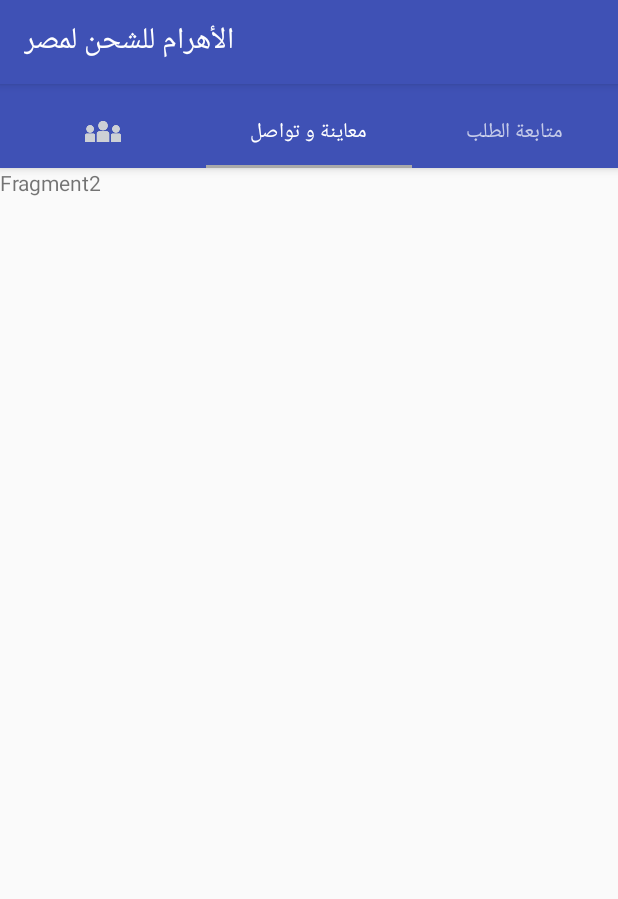
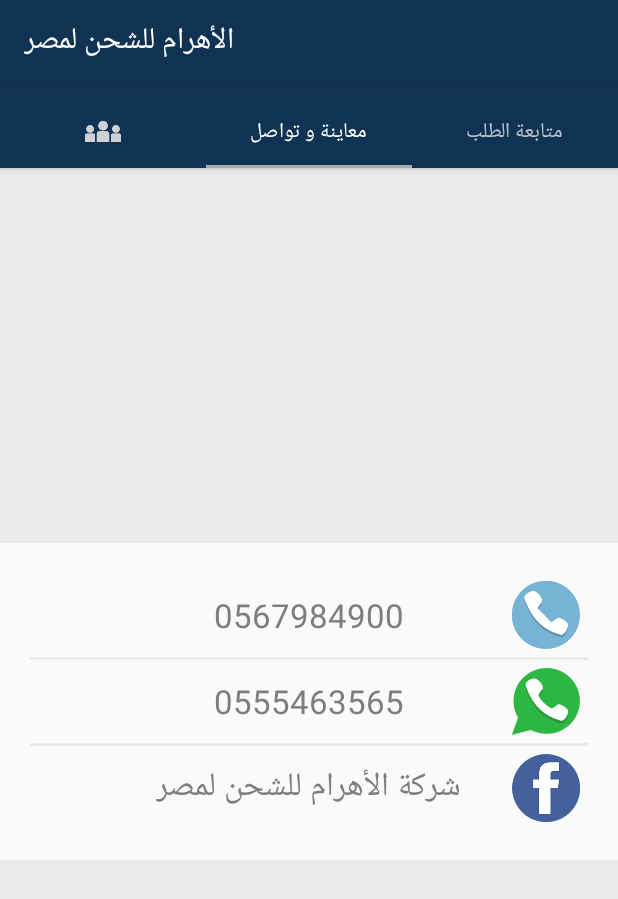
Before and after one commit to mabdelsattar/AhramApp05092018, an Android app: the TabsActivity screen opened directly, with no data from a screen before it, tab 2 chosen, on a phone screen of 412 x 824 dp. Shown: the top 899 px of the screen. Run offline under Robolectric (Android 15) with nearby library versions, the phone set to English and light mode, and no system bars; network calls fail.

Commit message:
finalize phase 3

```diff
--- a/app/src/main/java/com/abdelsattar/alahramapp/TabFragment1.java
+++ b/app/src/main/java/com/abdelsattar/alahramapp/TabFragment1.java
@@ -12,7 +12,6 @@ import android.view.ViewGroup;
 
 public class TabFragment1 extends Fragment {
 
-
     @Override
     public View onCreateView(LayoutInflater inflater, ViewGroup container, Bundle savedInstanceState) {
         return inflater.inflate(R.layout.tab_fragment_1, container, false);
--- a/app/src/main/java/com/abdelsattar/alahramapp/TabsActivity.java
+++ b/app/src/main/java/com/abdelsattar/alahramapp/TabsActivity.java
@@ -3,6 +3,8 @@ package com.abdelsattar.alahramapp;
 
 
 import android.content.Intent;
+import android.graphics.Color;
+import android.graphics.drawable.ColorDrawable;
 import android.os.Build;
 import android.os.Bundle;
 import android.support.annotation.RequiresApi;
@@ -23,7 +25,8 @@ public class TabsActivity extends AppCompatActivity {
     protected void onCreate(Bundle savedInstanceState) {
         super.onCreate(savedInstanceState);
         setContentView(R.layout.activity_tabs);
-
+        ColorDrawable colorDrawable = new ColorDrawable(Color.parseColor("#113353"));
+        getSupportActionBar().setBackgroundDrawable(colorDrawable);
 
         TabLayout tabLayout = (TabLayout) findViewById(R.id.tabs);
         tabLayout.addTab(tabLayout.newTab().setIcon(R.drawable.rectangle_804_copy_2));
--- a/app/src/main/java/com/abdelsattar/alahramapp/Utilitis/ResponseParser.java
+++ b/app/src/main/java/com/abdelsattar/alahramapp/Utilitis/ResponseParser.java
@@ -26,7 +26,9 @@ public class ResponseParser {
                 String ClientPhone = jsonObject.getString("ClientPhone");
                 String RequestDate = jsonObject.getString("RequestDate");
                 String Notes = jsonObject.getString("Notes");
-                data.add(new RequestModel(RequestId + "", ClientName, ClientPhone, RequestDate, jsonObject.toString(),Notes));
+                String paid = String.valueOf(jsonObject.getInt("Paid"));
+                String remain = String.valueOf(jsonObject.getInt("Remain"));
+                data.add(new RequestModel(RequestId + "", ClientName, ClientPhone, RequestDate, jsonObject.toString(),Notes,paid,remain));
             }
         } catch (Exception ex) {
 
--- a/app/src/main/java/com/abdelsattar/alahramapp/fragments/Fragment2.java
+++ b/app/src/main/java/com/abdelsattar/alahramapp/fragments/Fragment2.java
@@ -1,13 +1,25 @@
 package com.abdelsattar.alahramapp.fragments;
 
 
+import android.content.ClipData;
+import android.content.Context;
+import android.content.Intent;
+import android.database.Cursor;
+import android.net.Uri;
 import android.os.Bundle;
+import android.provider.ContactsContract;
 import android.support.v4.app.Fragment;
+import android.text.ClipboardManager;
 import android.view.LayoutInflater;
 import android.view.View;
 import android.view.ViewGroup;
+import android.widget.Button;
+import android.widget.TextView;
+import android.widget.Toast;
 
 import com.abdelsattar.alahramapp.R;
+
+import static android.content.Context.CLIPBOARD_SERVICE;
 
 /**
  * A simple {@link Fragment} subclass.
@@ -24,7 +36,58 @@ public class Fragment2 extends Fragment {
     public View onCreateView(LayoutInflater inflater, ViewGroup container,
                              Bundle savedInstanceState) {
         // Inflate the layout for this fragment
-        return inflater.inflate(R.layout.fragment_fragment2, container, false);
+        View fragment2 =  inflater.inflate(R.layout.fragment_fragment2, container, false);
+        TextView btnContact=(TextView)fragment2.findViewById(R.id.tvContact);
+        TextView btnWhatsapp=(TextView)fragment2.findViewById(R.id.tvwhatspp);
+        TextView btnFacebook=(TextView)fragment2.findViewById(R.id.tvfacebook);
+
+        btnContact.setOnClickListener(new View.OnClickListener() {
+            @Override
+            public void onClick(View view) {
+                String phone = "0567984900";
+                Intent intent = new Intent(Intent.ACTION_DIAL, Uri.fromParts("tel", phone, null));
+                startActivity(intent);
+            }
+        });
+        btnWhatsapp.setOnClickListener(new View.OnClickListener() {
+            @Override
+            public void onClick(View view) {
+               /* String smsNumber = "01286967002"; // E164 format without '+' sign
+                Intent sendIntent = new Intent(Intent.ACTION_SEND);
+                sendIntent.setType("text/plain");
+                sendIntent.putExtra(Intent.EXTRA_TEXT, "This is my text to send.");
+                sendIntent.putExtra("jid", smsNumber + "@s.whatsapp.net"); //phone number without "+" prefix
+                sendIntent.setPackage("com.whatsapp");
+                if (getActivity().getIntent().resolveActivity(getActivity().getPackageManager()) == null) {
+                    Toast.makeText(getActivity(), "Error" , Toast.LENGTH_SHORT).show();
+                    return;
+                }
+                startActivity(sendIntent);*/
+                int sdk = android.os.Build.VERSION.SDK_INT;
+                if(sdk < android.os.Build.VERSION_CODES.HONEYCOMB) {
+                    android.text.ClipboardManager clipboard = (android.text.ClipboardManager)getActivity().getSystemService(Context.CLIPBOARD_SERVICE);
+                    clipboard.setText("0555463565");
+                } else {
+                    android.content.ClipboardManager clipboard = (android.content.ClipboardManager) getActivity().getSystemService(Context.CLIPBOARD_SERVICE);
+                    android.content.ClipData clip = android.content.ClipData.newPlainText("whatsapp","0555463565");
+                    clipboard.setPrimaryClip(clip);
+                }
+                Toast.makeText(getActivity(),"تم نسخ رقم واتس ابب",Toast.LENGTH_LONG).show();
+            }
+        });
+        btnFacebook.setOnClickListener(new View.OnClickListener() {
+            @Override
+
+            public void onClick(View view) {
+                String url = "https://www.facebook.com/%D8%B4%D8%B1%D9%83%D8%A9-%D8%A7%D9%84%D8%A3%D9%87%D8%B1%D8%A7%D9%85-%D9%84%D9%84%D8%B4%D8%AD%D9%86-%D8%A5%D9%84%D9%8A-%D9%85%D8%B5%D8%B1-692865884058416/";
+                Intent i = new Intent(Intent.ACTION_VIEW);
+                i.setData(Uri.parse(url));
+                startActivity(i);
+                //https://www.facebook.com/%D8%B4%D8%B1%D9%83%D8%A9-%D8%A7%D9%84%D8%A3%D9%87%D8%B1%D8%A7%D9%85-%D9%84%D9%84%D8%B4%D8%AD%D9%86-%D8%A5%D9%84%D9%8A-%D9%85%D8%B5%D8%B1-692865884058416/
+            }
+        });
+        return fragment2;
+
     }
 
 }
--- a/app/src/main/res/layout/activity_change_status.xml
+++ b/app/src/main/res/layout/activity_change_status.xml
@@ -97,11 +97,9 @@
                         android:layout_width="match_parent"
                         android:layout_height="wrap_content"
                         android:id="@+id/paidAmount"
-                        android:maxLines="1"
                         android:layout_marginRight="15dp"
                         android:layout_marginLeft="15dp"
                         android:layout_weight="1"
-                        android:inputType="number"
                         style="@style/Base.TextAppearance.AppCompat.Medium"
                         android:hint="ما تم دفعه"/>
                     <TextView
@@ -124,11 +122,9 @@
                         android:layout_width="match_parent"
                         android:layout_height="wrap_content"
                         android:id="@+id/toBePaid"
-                        android:maxLines="1"
                         android:layout_marginRight="15dp"
                         android:layout_marginLeft="15dp"
                         android:layout_weight="1"
-                        android:inputType="number"
                         style="@style/Base.TextAppearance.AppCompat.Medium"
                         android:hint="المتبقي"/>
                     <TextView
--- a/app/src/main/res/layout/activity_tabs.xml
+++ b/app/src/main/res/layout/activity_tabs.xml
@@ -14,11 +14,13 @@
         android:layout_width="match_parent"
         android:layout_height="wrap_content"
         android:paddingTop="@dimen/appbar_padding_top"
+        android:background="#113353"
         android:theme="@style/AppTheme.AppBarOverlay">
 
 
         <android.support.design.widget.TabLayout
             android:id="@+id/tabs"
+
             android:layout_width="match_parent"
             android:layout_height="wrap_content"
             android:layoutDirection="rtl"
--- a/app/src/main/res/layout/fragment_fragment2.xml
+++ b/app/src/main/res/layout/fragment_fragment2.xml
@@ -1,14 +1,109 @@
 <?xml version="1.0" encoding="utf-8"?>
-<FrameLayout xmlns:android="http://schemas.android.com/apk/res/android"
+<RelativeLayout xmlns:android="http://schemas.android.com/apk/res/android"
     xmlns:tools="http://schemas.android.com/tools"
     android:layout_width="match_parent"
     android:layout_height="match_parent"
+    android:background="#ebebeb"
     tools:context=".fragments.Fragment2">
 
     <!-- TODO: Update blank fragment layout -->
-    <TextView
-        android:layout_width="match_parent"
-        android:layout_height="match_parent"
-        android:text="Fragment2" />
+   <LinearLayout
+       android:layout_width="match_parent"
+       android:padding="20dp"
 
-</FrameLayout>
+       android:orientation="vertical"
+       android:layout_centerInParent="true"
+       android:background="#fafafa"
+       android:layout_height="wrap_content">
+
+
+       <RelativeLayout
+           android:layout_width="match_parent"
+           android:id="@+id/contactlay"
+           android:padding="5dp"
+           android:layout_height="wrap_content">
+
+           <ImageView
+               android:layout_width="45dp"
+               android:layout_height="wrap_content"
+               android:scaleType="fitXY"
+               android:adjustViewBounds="true"
+               android:layout_alignParentRight="true"
+               android:src="@drawable/contact"
+               />
+
+           <TextView
+               android:layout_width="wrap_content"
+               android:layout_height="wrap_content"
+               android:id="@+id/tvContact"
+               android:layout_centerInParent="true"
+
+               android:textAppearance="@style/Base.TextAppearance.AppCompat.Large"
+               android:textColor="#7c7d7f"
+               android:text="0567984900"
+               />
+
+       </RelativeLayout>
+       <View
+           android:layout_width="match_parent"
+           android:layout_height="2dp"
+           android:background="#ebebeb" />
+       <RelativeLayout
+           android:layout_width="match_parent"
+           android:id="@+id/whatsapplay"
+           android:padding="5dp"
+           android:layout_height="wrap_content">
+
+           <ImageView
+               android:layout_width="45dp"
+               android:layout_height="wrap_content"
+               android:scaleType="fitXY"
+               android:adjustViewBounds="true"
+               android:layout_alignParentRight="true"
+               android:src="@drawable/whatsapp"
+               />
+
+           <TextView
+               android:layout_width="wrap_content"
+               android:id="@+id/tvwhatspp"
+               android:layout_height="wrap_content"
+               android:layout_centerInParent="true"
+               android:textAppearance="@style/Base.TextAppearance.AppCompat.Large"
+               android:textColor="#7c7d7f"
+               android:text="0555463565"
+               />
+
+       </RelativeLayout>
+       <View
+           android:layout_width="match_parent"
+           android:layout_height="2dp"
+           android:background="#ebebeb" />
+       <RelativeLayout
+           android:layout_width="match_parent"
+           android:id="@+id/facebooklay"
+           android:padding="5dp"
+           android:layout_height="wrap_content">
+
+           <ImageView
+               android:layout_width="45dp"
+               android:layout_height="wrap_content"
+               android:scaleType="fitXY"
+               android:adjustViewBounds="true"
+               android:layout_alignParentRight="true"
+               android:src="@drawable/facebook"
+               />
+
+           <TextView
+               android:id="@+id/tvfacebook"
+               android:layout_width="wrap_content"
+               android:layout_height="wrap_content"
+               android:layout_centerInParent="true"
+               android:textAppearance="@style/Base.TextAppearance.AppCompat.Large"
+               android:textColor="#7c7d7f"
+               android:text="شركة الأهرام للشحن لمصر"
+               />
+
+       </RelativeLayout>
+   </LinearLayout>
+
+</RelativeLayout>
```
Also changed, not shown: app/src/main/java/com/abdelsattar/alahramapp/ChangeStatusActivity.java (+7 -0 lines), app/src/main/java/com/abdelsattar/alahramapp/SearchForOrderActivity.java (+8 -4 lines), app/src/main/java/com/abdelsattar/alahramapp/Ui/ShowAllRequestsActivity.java (+10 -0 lines), app/src/main/java/com/abdelsattar/alahramapp/model/RequestModel.java (+21 -2 lines), app/src/main/res/drawable/contact.png (added), app/src/main/res/drawable/facebook.png (added), app/src/main/res/drawable/whatsapp.png (added).
